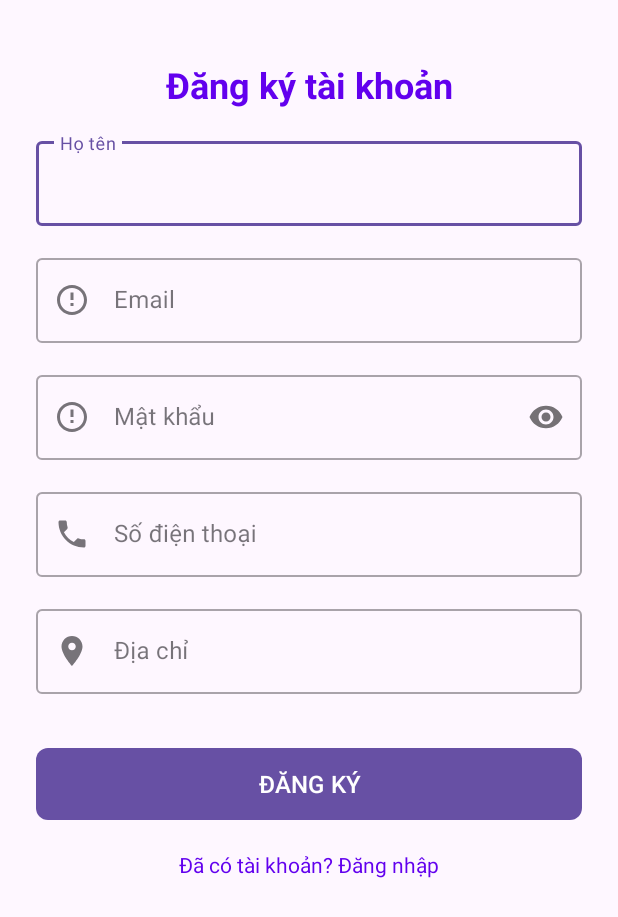
After one commit to qhiep2004/quanlynongsan, an Android app: the RegisterActivity screen opened directly, with no data from a screen before it, on a phone screen of 412 x 824 dp. The commit adds this screen. Shown: the top 917 px of the screen. Run offline under Robolectric (Android 15) with nearby library versions, the phone set to English and light mode, and no system bars; our stand-ins replace Firebase (no records; nobody signed in at launch, a user with empty details on screens opened directly).

Commit message:
dky dnhap qlysp...

```diff
--- a/app/src/main/AndroidManifest.xml
+++ b/app/src/main/AndroidManifest.xml
@@ -15,7 +15,7 @@
 
 
         <activity
-            android:name=".AdminActivity"
+            android:name=".LoginActivity"
 
             android:exported="true">
             <intent-filter>
@@ -28,8 +28,8 @@
         <activity android:name=".MainActivity" />
         <activity android:name=".EditProfileActivity" />
         <activity android:name=".AddEditProductActivity" />
-        <activity android:name=".LoginActivity" />
-
+        <activity android:name=".AdminActivity" />
+        <activity android:name=".RegisterActivity" />
     </application>
 
 </manifest>
--- a/app/src/main/java/com/example/ungdungnongsan/LoginActivity.java
+++ b/app/src/main/java/com/example/ungdungnongsan/LoginActivity.java
@@ -7,19 +7,17 @@ import android.widget.Button;
 import android.widget.EditText;
 import android.widget.Toast;
 
-import androidx.annotation.NonNull;
 import androidx.appcompat.app.AppCompatActivity;
 
-import com.google.firebase.database.DataSnapshot;
-import com.google.firebase.database.DatabaseError;
-import com.google.firebase.database.DatabaseReference;
-import com.google.firebase.database.FirebaseDatabase;
-import com.google.firebase.database.ValueEventListener;
-
+import com.google.firebase.auth.FirebaseAuth;
+import com.google.firebase.auth.FirebaseUser;
+import com.google.firebase.database.*;
+import android.widget.TextView;
 public class LoginActivity extends AppCompatActivity {
 
 	private EditText edtEmail, edtPassword;
 	private Button btnLogin;
+	private FirebaseAuth mAuth;
 
 	@Override
 	protected void onCreate(Bundle savedInstanceState) {
@@ -29,6 +27,12 @@ public class LoginActivity extends AppCompatActivity {
 		edtEmail = findViewById(R.id.edtEmail);
 		edtPassword = findViewById(R.id.edtPassword);
 		btnLogin = findViewById(R.id.btnLogin);
+		TextView tvSignUp = findViewById(R.id.tvSignUp);
+		tvSignUp.setOnClickListener(v -> {
+			startActivity(new Intent(LoginActivity.this, RegisterActivity.class));
+		});
+
+		mAuth = FirebaseAuth.getInstance();
 
 		btnLogin.setOnClickListener(v -> {
 			String email = edtEmail.getText().toString().trim();
@@ -39,21 +43,24 @@ public class LoginActivity extends AppCompatActivity {
 				return;
 			}
 
+
+			mAuth.signInWithEmailAndPassword(email, password)
+					.addOnCompleteListener(task -> {
+						if (task.isSuccessful()) {
+							FirebaseUser firebaseUser = mAuth.getCurrentUser();
+
+							if (firebaseUser != null) {
+
 								DatabaseReference usersRef = FirebaseDatabase.getInstance("https://quanlynongsan-d0391-default-rtdb.asia-southeast1.firebasedatabase.app")
-					                             .getReference("users");
+										                             .getReference("users")
+										                             .child(firebaseUser.getUid());
 
 								usersRef.addListenerForSingleValueEvent(new ValueEventListener() {
 									@Override
-				public void onDataChange(@NonNull DataSnapshot snapshot) {
-					boolean isValid = false;
+									public void onDataChange(DataSnapshot snapshot) {
+										Users user = snapshot.getValue(Users.class);
+										if (user != null) {
 
-					for (DataSnapshot userSnapshot : snapshot.getChildren()) {
-						Users user = userSnapshot.getValue(Users.class);
-
-						if (user != null && email.equals(user.getEmail()) && password.equals(user.getPassword())) {
-							isValid = true;
-
-							// Lưu session nếu cần
 											SharedPreferences prefs = getSharedPreferences("UserSession", MODE_PRIVATE);
 											SharedPreferences.Editor editor = prefs.edit();
 											editor.putString("email", user.getEmail());
@@ -62,22 +69,21 @@ public class LoginActivity extends AppCompatActivity {
 											editor.putString("address", user.getAddress());
 											editor.apply();
 
-							break;
-						}
-					}
-
-					if (isValid) {
 											Toast.makeText(LoginActivity.this, "Đăng nhập thành công", Toast.LENGTH_SHORT).show();
 											startActivity(new Intent(LoginActivity.this, MainActivity.class));
 											finish();
-					} else {
-						Toast.makeText(LoginActivity.this, "Sai tài khoản hoặc mật khẩu", Toast.LENGTH_SHORT).show();
 										}
 									}
 
 									@Override
-				public void onCancelled(@NonNull DatabaseError error) {
-					Toast.makeText(LoginActivity.this, "Lỗi: " + error.getMessage(), Toast.LENGTH_SHORT).show();
+									public void onCancelled(DatabaseError error) {
+										Toast.makeText(LoginActivity.this, "Lỗi đọc dữ liệu: " + error.getMessage(), Toast.LENGTH_SHORT).show();
+									}
+								});
+							}
+
+						} else {
+							Toast.makeText(LoginActivity.this, "Sai email hoặc mật khẩu", Toast.LENGTH_SHORT).show();
 						}
 					});
 		});
--- /dev/null
+++ b/app/src/main/java/com/example/ungdungnongsan/RegisterActivity.java
@@ -0,0 +1,85 @@
+package com.example.ungdungnongsan;
+
+import android.content.Intent;
+import android.os.Bundle;
+import android.widget.*;
+import androidx.appcompat.app.AppCompatActivity;
+
+import com.google.firebase.auth.FirebaseAuth;
+import com.google.firebase.database.*;
+
+public class RegisterActivity extends AppCompatActivity {
+
+	private EditText edtName, edtEmail, edtPassword, edtPhone, edtAddress;
+	private Button btnRegister;
+	private TextView tvLoginPrompt;
+	private FirebaseAuth mAuth;
+
+	@Override
+	protected void onCreate(Bundle savedInstanceState) {
+		super.onCreate(savedInstanceState);
+		setContentView(R.layout.activity_register);
+
+
+		edtName = findViewById(R.id.edtName);
+		edtEmail = findViewById(R.id.edtEmail);
+		edtPassword = findViewById(R.id.edtPassword);
+		edtPhone = findViewById(R.id.edtPhone);
+		edtAddress = findViewById(R.id.edtAddress);
+		btnRegister = findViewById(R.id.btnRegister);
+		tvLoginPrompt = findViewById(R.id.tvLoginPrompt);
+
+
+		mAuth = FirebaseAuth.getInstance();
+
+
+		btnRegister.setOnClickListener(v -> {
+			String name = edtName.getText().toString().trim();
+			String email = edtEmail.getText().toString().trim();
+			String password = edtPassword.getText().toString().trim();
+			String phone = edtPhone.getText().toString().trim();
+			String address = edtAddress.getText().toString().trim();
+
+
+			if (email.isEmpty() || password.isEmpty() || name.isEmpty()) {
+				Toast.makeText(this, "Vui lòng điền đầy đủ thông tin", Toast.LENGTH_SHORT).show();
+				return;
+			}
+
+
+			mAuth.createUserWithEmailAndPassword(email, password).addOnCompleteListener(task -> {
+				if (task.isSuccessful()) {
+					String uid = mAuth.getCurrentUser().getUid();
+
+
+					Users newUser = new Users(email, password, name, phone, address);
+
+
+					DatabaseReference ref = FirebaseDatabase.getInstance("https://quanlynongsan-d0391-default-rtdb.asia-southeast1.firebasedatabase.app")
+							                        .getReference("users")
+							                        .child(uid);
+					ref.setValue(newUser).addOnCompleteListener(refTask -> {
+						if (refTask.isSuccessful()) {
+							Toast.makeText(this, "Đăng ký thành công!", Toast.LENGTH_SHORT).show();
+
+							startActivity(new Intent(this, LoginActivity.class));
+							finish();
+						} else {
+							Toast.makeText(this, "Lỗi lưu dữ liệu", Toast.LENGTH_SHORT).show();
+						}
+					});
+				} else {
+					Toast.makeText(this, "Đăng ký thất bại: " + task.getException().getMessage(), Toast.LENGTH_LONG).show();
+				}
+			});
+		});
+
+
+		tvLoginPrompt.setOnClickListener(v -> {
+
+			Intent intent = new Intent(RegisterActivity.this, LoginActivity.class);
+			startActivity(intent);
+			finish();
+		});
+	}
+}
--- /dev/null
+++ b/app/src/main/res/drawable/ic_location.xml
@@ -0,0 +1,10 @@
+<?xml version="1.0" encoding="utf-8"?>
+<vector xmlns:android="http://schemas.android.com/apk/res/android"
+    android:width="24dp"
+    android:height="24dp"
+    android:viewportWidth="24.0"
+    android:viewportHeight="24.0">
+    <path
+        android:fillColor="#FF000000"
+        android:pathData="M12,2C8.13,2 5,5.13 5,9c0,5.25 7,13 7,13s7,-7.75 7,-13c0,-3.87 -3.13,-7 -7,-7zM12,11.5c-1.38,0 -2.5,-1.12 -2.5,-2.5s1.12,-2.5 2.5,-2.5 2.5,1.12 2.5,2.5 -1.12,2.5 -2.5,2.5z"/>
+</vector>
--- /dev/null
+++ b/app/src/main/res/drawable/ic_phone.xml
@@ -0,0 +1,10 @@
+<?xml version="1.0" encoding="utf-8"?>
+<vector xmlns:android="http://schemas.android.com/apk/res/android"
+    android:width="24dp"
+    android:height="24dp"
+    android:viewportWidth="24.0"
+    android:viewportHeight="24.0">
+    <path
+        android:fillColor="#FF000000"
+        android:pathData="M6.62,10.79c1.44,2.83 3.76,5.14 6.59,6.59l2.2,-2.2c0.27,-0.27 0.67,-0.36 1.02,-0.24 1.12,0.37 2.33,0.57 3.57,0.57 0.55,0 1,0.45 1,1V20c0,0.55 -0.45,1 -1,1 -9.39,0 -17,-7.61 -17,-17 0,-0.55 0.45,-1 1,-1h3.5c0.55,0 1,0.45 1,1 0,1.25 0.2,2.45 0.57,3.57 0.11,0.35 0.03,0.74 -0.25,1.02l-2.2,2.2z"/>
+</vector>
--- /dev/null
+++ b/app/src/main/res/layout/activity_register.xml
@@ -0,0 +1,152 @@
+<?xml version="1.0" encoding="utf-8"?>
+<androidx.coordinatorlayout.widget.CoordinatorLayout xmlns:android="http://schemas.android.com/apk/res/android"
+    xmlns:app="http://schemas.android.com/apk/res-auto"
+    android:layout_width="match_parent"
+    android:layout_height="match_parent">
+
+    <ScrollView
+        android:layout_width="match_parent"
+        android:layout_height="match_parent">
+
+        <androidx.constraintlayout.widget.ConstraintLayout
+            android:layout_width="match_parent"
+            android:layout_height="wrap_content"
+            android:padding="24dp">
+
+            <TextView
+                android:id="@+id/tvTitle"
+                android:layout_width="match_parent"
+                android:layout_height="wrap_content"
+                android:text="Đăng ký tài khoản"
+                android:textAlignment="center"
+                android:textSize="24sp"
+                android:textStyle="bold"
+                android:textColor="@color/design_default_color_primary"
+                android:layout_marginTop="16dp"
+                android:layout_marginBottom="24dp"
+                app:layout_constraintTop_toTopOf="parent"
+                app:layout_constraintStart_toStartOf="parent"
+                app:layout_constraintEnd_toEndOf="parent" />
+
+            <com.google.android.material.textfield.TextInputLayout
+                android:id="@+id/layoutName"
+                android:layout_width="match_parent"
+                android:layout_height="wrap_content"
+                android:layout_marginTop="16dp"
+                app:layout_constraintTop_toBottomOf="@id/tvTitle"
+                app:layout_constraintStart_toStartOf="parent"
+                app:layout_constraintEnd_toEndOf="parent"
+                android:hint="Họ tên"
+                style="@style/Widget.MaterialComponents.TextInputLayout.OutlinedBox">
+
+                <com.google.android.material.textfield.TextInputEditText
+                    android:id="@+id/edtName"
+                    android:layout_width="match_parent"
+                    android:layout_height="wrap_content"
+                    android:inputType="textPersonName" />
+            </com.google.android.material.textfield.TextInputLayout>
+
+            <com.google.android.material.textfield.TextInputLayout
+                android:id="@+id/layoutEmail"
+                android:layout_width="match_parent"
+                android:layout_height="wrap_content"
+                android:layout_marginTop="16dp"
+                app:layout_constraintTop_toBottomOf="@id/layoutName"
+                app:layout_constraintStart_toStartOf="parent"
+                app:layout_constraintEnd_toEndOf="parent"
+                android:hint="Email"
+                app:startIconDrawable="@drawable/ic_email"
+                style="@style/Widget.MaterialComponents.TextInputLayout.OutlinedBox">
+
+                <com.google.android.material.textfield.TextInputEditText
+                    android:id="@+id/edtEmail"
+                    android:layout_width="match_parent"
+                    android:layout_height="wrap_content"
+                    android:inputType="textEmailAddress" />
+            </com.google.android.material.textfield.TextInputLayout>
+
+            <com.google.android.material.textfield.TextInputLayout
+                android:id="@+id/layoutPassword"
+                android:layout_width="match_parent"
+                android:layout_height="wrap_content"
+                android:layout_marginTop="16dp"
+                app:layout_constraintTop_toBottomOf="@id/layoutEmail"
+                app:layout_constraintStart_toStartOf="parent"
+                app:layout_constraintEnd_toEndOf="parent"
+                android:hint="Mật khẩu"
+                app:passwordToggleEnabled="true"
+                app:startIconDrawable="@drawable/ic_lock"
+                style="@style/Widget.MaterialComponents.TextInputLayout.OutlinedBox">
+
+                <com.google.android.material.textfield.TextInputEditText
+                    android:id="@+id/edtPassword"
+                    android:layout_width="match_parent"
+                    android:layout_height="wrap_content"
+                    android:inputType="textPassword" />
+            </com.google.android.material.textfield.TextInputLayout>
+
+            <com.google.android.material.textfield.TextInputLayout
+                android:id="@+id/layoutPhone"
+                android:layout_width="match_parent"
+                android:layout_height="wrap_content"
+                android:layout_marginTop="16dp"
+                app:layout_constraintTop_toBottomOf="@id/layoutPassword"
+                app:layout_constraintStart_toStartOf="parent"
+                app:layout_constraintEnd_toEndOf="parent"
+                android:hint="Số điện thoại"
+                app:startIconDrawable="@drawable/ic_phone"
+                style="@style/Widget.MaterialComponents.TextInputLayout.OutlinedBox">
+
+                <com.google.android.material.textfield.TextInputEditText
+                    android:id="@+id/edtPhone"
+                    android:layout_width="match_parent"
+                    android:layout_height="wrap_content"
+                    android:inputType="phone" />
+            </com.google.android.material.textfield.TextInputLayout>
+
+            <com.google.android.material.textfield.TextInputLayout
+                android:id="@+id/layoutAddress"
+                android:layout_width="match_parent"
+                android:layout_height="wrap_content"
+                android:layout_marginTop="16dp"
+                app:layout_constraintTop_toBottomOf="@id/layoutPhone"
+                app:layout_constraintStart_toStartOf="parent"
+                app:layout_constraintEnd_toEndOf="parent"
+                android:hint="Địa chỉ"
+                app:startIconDrawable="@drawable/ic_location"
+                style="@style/Widget.MaterialComponents.TextInputLayout.OutlinedBox">
+
+                <com.google.android.material.textfield.TextInputEditText
+                    android:id="@+id/edtAddress"
+                    android:layout_width="match_parent"
+                    android:layout_height="wrap_content"
+                    android:inputType="textPostalAddress"
+                    android:lines="2" />
+            </com.google.android.material.textfield.TextInputLayout>
+
+            <com.google.android.material.button.MaterialButton
+                android:id="@+id/btnRegister"
+                android:layout_width="match_parent"
+                android:layout_height="56dp"
+                android:layout_marginTop="32dp"
+                android:text="ĐĂNG KÝ"
+                android:textSize="16sp"
+                app:cornerRadius="8dp"
+                app:layout_constraintTop_toBottomOf="@id/layoutAddress"
+                app:layout_constraintStart_toStartOf="parent"
+                app:layout_constraintEnd_toEndOf="parent" />
+
+            <TextView
+                android:id="@+id/tvLoginPrompt"
+                android:layout_width="wrap_content"
+                android:layout_height="wrap_content"
+                android:text="Đã có tài khoản? Đăng nhập"
+                android:textColor="@color/design_default_color_primary"
+                android:layout_marginTop="16dp"
+                app:layout_constraintTop_toBottomOf="@id/btnRegister"
+                app:layout_constraintStart_toStartOf="parent"
+                app:layout_constraintEnd_toEndOf="parent" />
+
+        </androidx.constraintlayout.widget.ConstraintLayout>
+    </ScrollView>
+</androidx.coordinatorlayout.widget.CoordinatorLayout>
```
Lines whose indentation alone changed are shown as unchanged.
